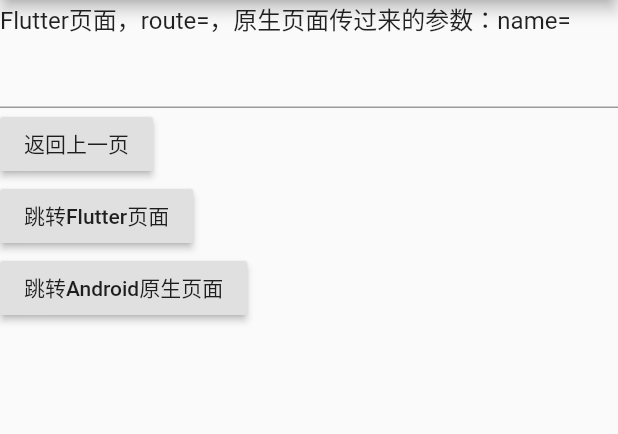
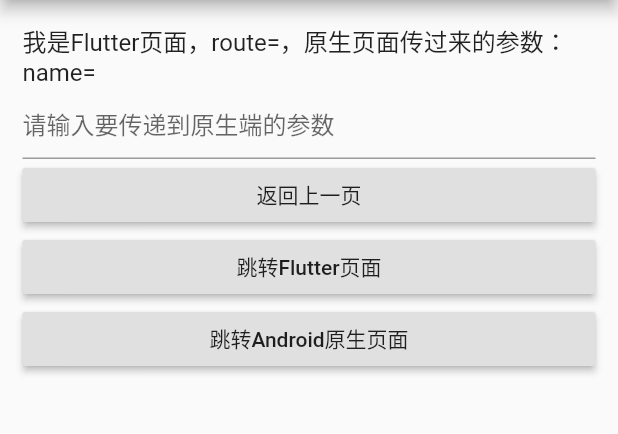
Before and after one commit to StephenZKCurry/flutter_module, a Flutter app: the HomePage screen opened directly with empty values, on a phone screen of 412 x 824 dp, the part 84-518 px from its top. Run offline on Flutter 3.47's test engine with Material 2 defaults, Android fonts, the phone set to English and light mode, and no system bars; our stand-ins replace fluttertoast.

Commit message:
修改页面样式

```diff
--- a/lib/homepage.dart
+++ b/lib/homepage.dart
@@ -62,23 +62,30 @@ class _HomePageState extends State<HomePage> {
         automaticallyImplyLeading: false,
       ),
       body: Container(
+        padding: EdgeInsets.all(15.0),
         child: Column(
           crossAxisAlignment: CrossAxisAlignment.start,
           children: <Widget>[
             Text(
-              'Flutter页面，route=${widget.route}，原生页面传过来的参数：name=${widget.params['name']}',
+              '我是Flutter页面，route=${widget.route}，原生页面传过来的参数：name=${widget.params['name']}',
               style: TextStyle(fontSize: 16.0),
             ),
             TextField(
               controller: _nameController,
+              decoration: InputDecoration(hintText: "请输入要传递到原生端的参数"),
             ),
-            RaisedButton(
+            Container(
+              width: double.infinity,
+              child: RaisedButton(
                   child: Text('返回上一页'),
                   onPressed: () {
                     Map<String, dynamic> result = {'message': '我从Flutter页面回来了'};
                     nativeChannel.invokeMethod('goBackWithResult', result);
                   }),
-            RaisedButton(
+            ),
+            Container(
+              width: double.infinity,
+              child: RaisedButton(
                   child: Text('跳转Flutter页面'),
                   onPressed: () {
                     Navigator.of(context)
@@ -86,13 +93,19 @@ class _HomePageState extends State<HomePage> {
                       return SecondPage();
                     }));
                   }),
-            RaisedButton(
+            ),
+            Container(
+              width: double.infinity,
+              child: RaisedButton(
                   child: Text('跳转Android原生页面'),
                   onPressed: () {
                     // 跳转原生页面
-                  Map<String, dynamic> result = {'name': _nameController.text};
+                    Map<String, dynamic> result = {
+                      'name': _nameController.text
+                    };
                     nativeChannel.invokeMethod('jumpToNative', result);
                   }),
+            ),
           ],
         ),
       ),
--- a/pubspec.yaml
+++ b/pubspec.yaml
@@ -82,7 +82,7 @@ flutter:
   # maintain consistency when adding or modifying assets and plugins.
   # They also do not have any bearing on your native host application's
   # identifiers, which may be completely independent or the same as these.
-module:
-  androidX: true
+  module:
+    androidX: true
     androidPackage: com.zk.example.my_flutter
     iosBundleIdentifier: com.zk.example.myFlutter
```
Also changed, not shown: 8 other files. Lines whose indentation alone changed are shown as unchanged.
